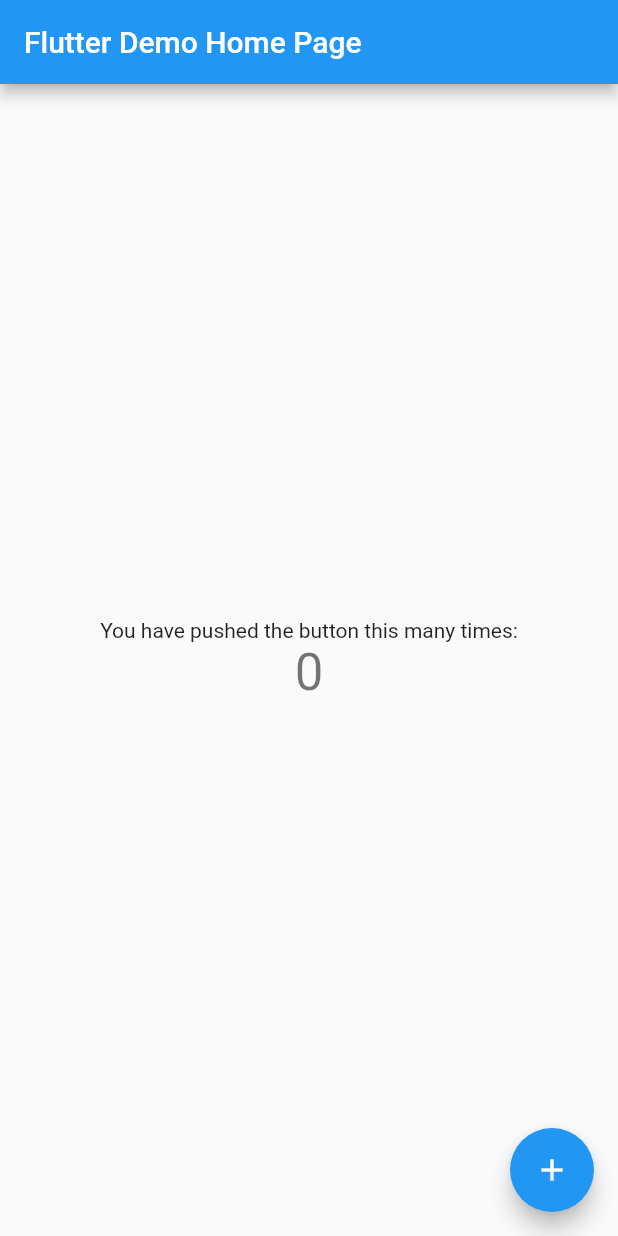
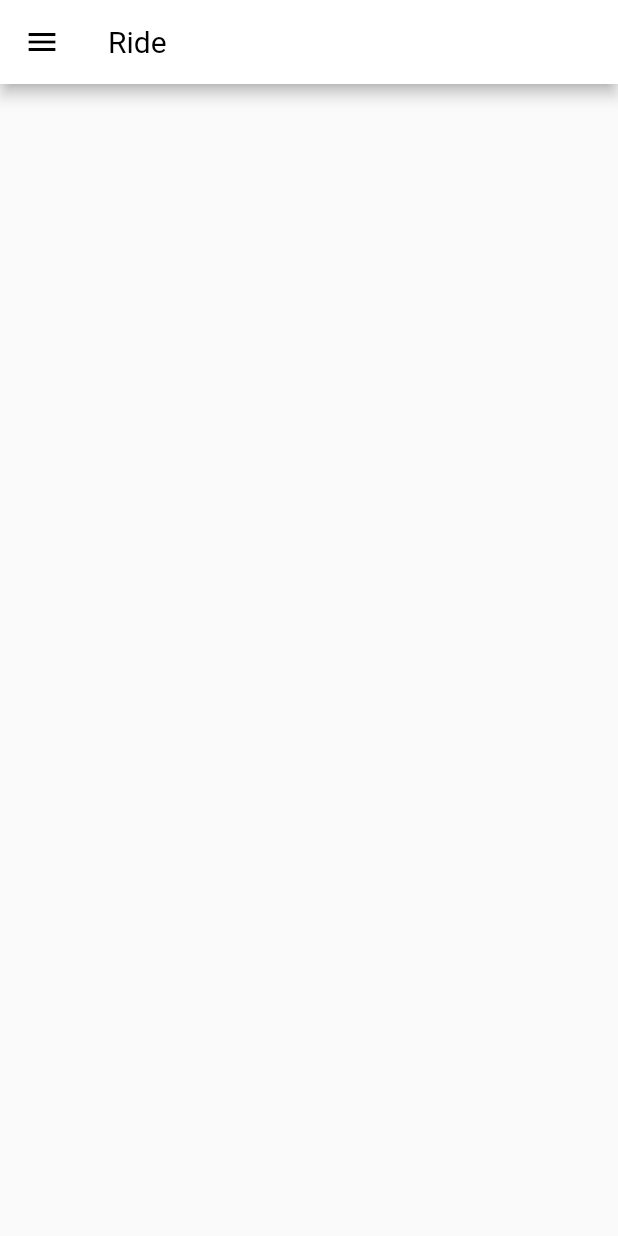
Before and after one commit to JackWangCA/RideShare-App, a Flutter app: the screen it shows after launch, on a phone screen of 412 x 824 dp. Run offline on Flutter 3.47's test engine with Material 2 defaults, Android fonts, the phone set to English and light mode, and no system bars; our stand-ins replace settings_ui, shared_preferences.

Commit message:
Dark Mode Switch and SharedPreferences Implemented

```diff
--- /dev/null
+++ b/rideshare/lib/home_screen.dart
@@ -0,0 +1,52 @@
+import 'package:flutter/material.dart';
+import 'package:rideshare/settings.dart';
+
+class HomeScreen extends StatelessWidget {
+  const HomeScreen({super.key});
+
+  @override
+  Widget build(BuildContext context) {
+    return Scaffold(
+      appBar: AppBar(
+        title: Text(
+          'Ride',
+          style: Theme.of(context).textTheme.headline2,
+        ),
+      ),
+      drawer: Drawer(
+        child: ListView(
+          children: [
+            DrawerHeader(
+              child: Center(
+                  child: Text(
+                "L O G O",
+                style: Theme.of(context).textTheme.headline4,
+              )),
+            ),
+            ListTile(
+              leading: Icon(Icons.person),
+              title: Text(
+                'My Listings',
+                style: Theme.of(context).textTheme.bodyText1,
+              ),
+              onTap: () {
+                null;
+              },
+            ),
+            ListTile(
+              leading: Icon(Icons.settings),
+              title: Text(
+                'Settings',
+                style: Theme.of(context).textTheme.bodyText1,
+              ),
+              onTap: () {
+                Navigator.of(context).push(
+                    MaterialPageRoute(builder: (context) => SettingsPage()));
+              },
+            ),
+          ],
+        ),
+      ),
+    );
+  }
+}
--- a/rideshare/lib/main.dart
+++ b/rideshare/lib/main.dart
@@ -1,7 +1,16 @@
 import 'package:flutter/material.dart';
+import 'package:provider/provider.dart';
+import 'package:rideshare/home_screen.dart';
+import 'package:rideshare/theme.dart';
+import 'package:rideshare/themeProvider.dart';
 
 void main() {
-  runApp(const MyApp());
+  runApp(
+    ChangeNotifierProvider<ThemeProvider>(
+      create: (_) => ThemeProvider()..initialze(),
+      child: const MyApp(),
+    ),
+  );
 }
 
 class MyApp extends StatelessWidget {
@@ -10,106 +19,16 @@
   // This widget is the root of your application.
   @override
   Widget build(BuildContext context) {
-    return MaterialApp(
-      title: 'Flutter Demo',
-      theme: ThemeData(
-        // This is the theme of your application.
-        //
-        // Try running your application with "flutter run". You'll see the
-        // application has a blue toolbar. Then, without quitting the app, try
-        // changing the primarySwatch below to Colors.green and then invoke
-        // "hot reload" (press "r" in the console where you ran "flutter run",
-        // or simply save your changes to "hot reload" in a Flutter IDE).
-        // Notice that the counter didn't reset back to zero; the application
-        // is not restarted.
-        primarySwatch: Colors.blue,
-      ),
-      home: const MyHomePage(title: 'Flutter Demo Home Page'),
+    return Consumer<ThemeProvider>(
+      builder: (context, provider, child) {
+        return MaterialApp(
+          title: 'Flutter Demo',
+          theme: lightTheme,
+          darkTheme: darkTheme,
+          themeMode: provider.themeMode,
+          home: const HomeScreen(),
+        );
+      },
     );
   }
 }
-
-class MyHomePage extends StatefulWidget {
-  const MyHomePage({super.key, required this.title});
-
-  // This widget is the home page of your application. It is stateful, meaning
-  // that it has a State object (defined below) that contains fields that affect
-  // how it looks.
-
-  // This class is the configuration for the state. It holds the values (in this
-  // case the title) provided by the parent (in this case the App widget) and
-  // used by the build method of the State. Fields in a Widget subclass are
-  // always marked "final".
-
-  final String title;
-
-  @override
-  State<MyHomePage> createState() => _MyHomePageState();
-}
-
-class _MyHomePageState extends State<MyHomePage> {
-  int _counter = 0;
-
-  void _incrementCounter() {
-    setState(() {
-      // This call to setState tells the Flutter framework that something has
-      // changed in this State, which causes it to rerun the build method below
-      // so that the display can reflect the updated values. If we changed
-      // _counter without calling setState(), then the build method would not be
-      // called again, and so nothing would appear to happen.
-      _counter++;
-    });
-  }
-
-  @override
-  Widget build(BuildContext context) {
-    // This method is rerun every time setState is called, for instance as done
-    // by the _incrementCounter method above.
-    //
-    // The Flutter framework has been optimized to make rerunning build methods
-    // fast, so that you can just rebuild anything that needs updating rather
-    // than having to individually change instances of widgets.
-    return Scaffold(
-      appBar: AppBar(
-        // Here we take the value from the MyHomePage object that was created by
-        // the App.build method, and use it to set our appbar title.
-        title: Text(widget.title),
-      ),
-      body: Center(
-        // Center is a layout widget. It takes a single child and positions it
-        // in the middle of the parent.
-        child: Column(
-          // Column is also a layout widget. It takes a list of children and
-          // arranges them vertically. By default, it sizes itself to fit its
-          // children horizontally, and tries to be as tall as its parent.
-          //
-          // Invoke "debug painting" (press "p" in the console, choose the
-          // "Toggle Debug Paint" action from the Flutter Inspector in Android
-          // Studio, or the "Toggle Debug Paint" command in Visual Studio Code)
-          // to see the wireframe for each widget.
-          //
-          // Column has various properties to control how it sizes itself and
-          // how it positions its children. Here we use mainAxisAlignment to
-          // center the children vertically; the main axis here is the vertical
-          // axis because Columns are vertical (the cross axis would be
-          // horizontal).
-          mainAxisAlignment: MainAxisAlignment.center,
-          children: <Widget>[
-            const Text(
-              'You have pushed the button this many times:',
-            ),
-            Text(
-              '$_counter',
-              style: Theme.of(context).textTheme.headlineMedium,
-            ),
-          ],
-        ),
-      ),
-      floatingActionButton: FloatingActionButton(
-        onPressed: _incrementCounter,
-        tooltip: 'Increment',
-        child: const Icon(Icons.add),
-      ), // This trailing comma makes auto-formatting nicer for build methods.
-    );
-  }
-}
--- /dev/null
+++ b/rideshare/lib/theme.dart
@@ -0,0 +1,75 @@
+import 'package:flutter/material.dart';
+
+ThemeData lightTheme = ThemeData(
+  brightness: Brightness.light,
+  visualDensity: VisualDensity.comfortable,
+  appBarTheme: const AppBarTheme(
+    foregroundColor: Colors.black,
+    backgroundColor: Colors.white,
+  ),
+  bottomAppBarColor: Colors.white,
+  textButtonTheme: TextButtonThemeData(
+    style: ButtonStyle(
+      backgroundColor: MaterialStateProperty.all<Color>(Colors.black),
+      padding: MaterialStateProperty.all<EdgeInsetsGeometry>(
+          const EdgeInsets.symmetric(vertical: 20, horizontal: 40)),
+    ),
+  ),
+  floatingActionButtonTheme: const FloatingActionButtonThemeData(
+    foregroundColor: Colors.white,
+    backgroundColor: Colors.black,
+  ),
+  textTheme: const TextTheme(
+    headline1: TextStyle(
+      color: Colors.black,
+    ),
+    headline2: TextStyle(
+      color: Colors.black,
+      fontSize: 20.0,
+    ),
+    headline3: TextStyle(
+      color: Colors.white,
+      fontSize: 15.0,
+    ),
+    headline4: TextStyle(
+      color: Colors.black,
+    ),
+  ),
+);
+
+ThemeData darkTheme = ThemeData(
+  brightness: Brightness.dark,
+  visualDensity: VisualDensity.comfortable,
+  appBarTheme: const AppBarTheme(
+    foregroundColor: Colors.white70,
+    backgroundColor: Colors.black,
+  ),
+  bottomAppBarColor: Colors.black,
+  textButtonTheme: TextButtonThemeData(
+    style: ButtonStyle(
+      backgroundColor: MaterialStateProperty.all<Color>(Colors.white),
+      padding: MaterialStateProperty.all<EdgeInsetsGeometry>(
+          const EdgeInsets.symmetric(vertical: 20, horizontal: 40)),
+    ),
+  ),
+  floatingActionButtonTheme: const FloatingActionButtonThemeData(
+    foregroundColor: Colors.black,
+    backgroundColor: Colors.tealAccent,
+  ),
+  textTheme: const TextTheme(
+    headline1: TextStyle(
+      color: Colors.white,
+    ),
+    headline2: TextStyle(
+      color: Colors.white,
+      fontSize: 20.0,
+    ),
+    headline3: TextStyle(
+      color: Colors.black,
+      fontSize: 15.0,
+    ),
+    headline4: TextStyle(
+      color: Colors.white,
+    ),
+  ),
+);
--- /dev/null
+++ b/rideshare/lib/themeProvider.dart
@@ -0,0 +1,60 @@
+import 'package:flutter/material.dart';
+import 'package:rideshare/theme.dart';
+import 'package:shared_preferences/shared_preferences.dart';
+
+class ThemeProvider extends ChangeNotifier {
+  String currentTheme = 'system';
+  ThemeMode get themeMode {
+    if (currentTheme == 'light') {
+      return ThemeMode.light;
+    } else if (currentTheme == 'dark') {
+      return ThemeMode.dark;
+    } else {
+      return ThemeMode.system;
+    }
+  }
+
+  bool get isSystem {
+    if (currentTheme == 'system') {
+      return true;
+    } else {
+      return false;
+    }
+  }
+
+  bool get isDark {
+    if (currentTheme == 'dark') {
+      return true;
+    } else {
+      return false;
+    }
+  }
+
+  changeSystemTheme(bool isOn) async {
+    final SharedPreferences _prefs = await SharedPreferences.getInstance();
+    if (isOn == true) {
+      currentTheme = 'system';
+    } else {
+      currentTheme = 'light';
+    }
+    await _prefs.setString('theme', currentTheme);
+    notifyListeners();
+  }
+
+  changeDarkTheme(bool isOn) async {
+    final SharedPreferences _prefs = await SharedPreferences.getInstance();
+    if (isOn == true) {
+      currentTheme = 'dark';
+    } else {
+      currentTheme = 'light';
+    }
+    await _prefs.setString('theme', currentTheme);
+    notifyListeners();
+  }
+
+  initialze() async {
+    final SharedPreferences _prefs = await SharedPreferences.getInstance();
+    currentTheme = _prefs.getString('theme') ?? 'system';
+    notifyListeners();
+  }
+}
--- a/rideshare/pubspec.yaml
+++ b/rideshare/pubspec.yaml
@@ -35,6 +35,9 @@
   # The following adds the Cupertino Icons font to your application.
   # Use with the CupertinoIcons class for iOS style icons.
   cupertino_icons: ^1.0.2
+  provider: ^6.0.5
+  settings_ui: ^2.0.2
+  shared_preferences: ^2.0.17
 
 dev_dependencies:
   flutter_test:
```
Also changed, not shown: rideshare/lib/settings.dart (added, +47 -0 lines), rideshare/pubspec.lock, 10 other files.
